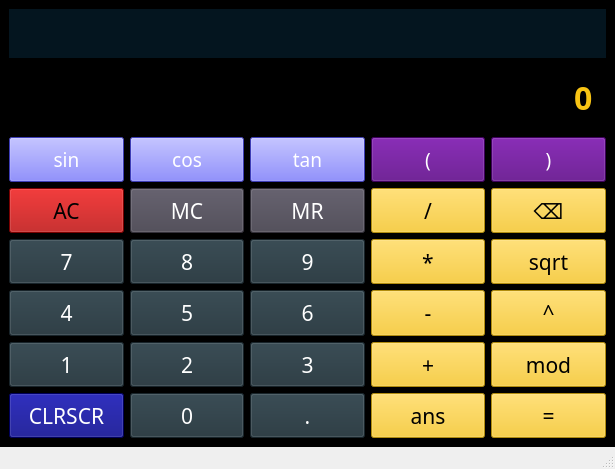
First picture: the form in src/Calculator/calculator.ui, repository littlemight/OOPerator, before the edit.
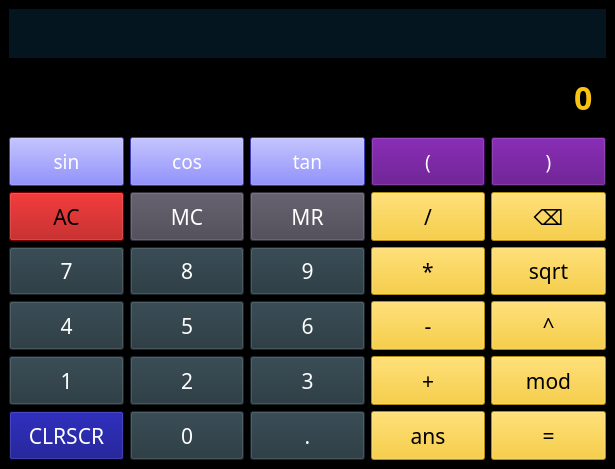
Second picture: the form after the edit.

The edit to the form file:
```diff
--- a/src/Calculator/calculator.ui
+++ b/src/Calculator/calculator.ui
@@ -914,7 +914,6 @@
     </item>
    </layout>
   </widget>
-  <widget class="QStatusBar" name="statusbar"/>
  </widget>
  <resources/>
  <connections/>
```
